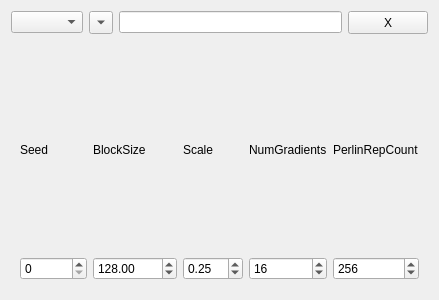
This is ProcGen/Widgets/PerlinPassWidget.ui in nitzryan/ProcGen as Qt 5 draws it before an edit. The edited form follows.
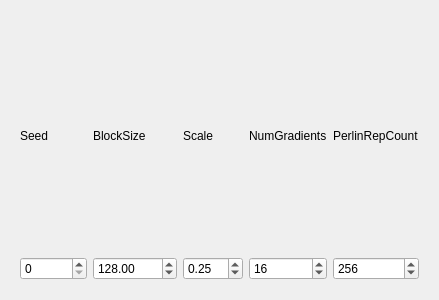
This is the edited form.

```diff
--- a/ProcGen/Widgets/PerlinPassWidget.ui
+++ b/ProcGen/Widgets/PerlinPassWidget.ui
@@ -14,44 +14,7 @@
    <string>Form</string>
   </property>
   <layout class="QGridLayout" name="gridLayout_2">
-   <item row="0" column="2">
-    <widget class="QLineEdit" name="lePassName"/>
-   </item>
-   <item row="0" column="1">
-    <widget class="QToolButton" name="dropdownButton">
-     <property name="sizePolicy">
-      <sizepolicy hsizetype="Fixed" vsizetype="Fixed">
-       <horstretch>0</horstretch>
-       <verstretch>0</verstretch>
-      </sizepolicy>
-     </property>
-     <property name="baseSize">
-      <size>
-       <width>0</width>
-       <height>0</height>
-      </size>
-     </property>
-     <property name="text">
-      <string/>
-     </property>
-     <property name="popupMode">
-      <enum>QToolButton::InstantPopup</enum>
-     </property>
-     <property name="toolButtonStyle">
-      <enum>Qt::ToolButtonIconOnly</enum>
-     </property>
-     <property name="autoRaise">
-      <bool>false</bool>
-     </property>
-     <property name="arrowType">
-      <enum>Qt::DownArrow</enum>
-     </property>
-    </widget>
-   </item>
-   <item row="0" column="0">
-    <widget class="QComboBox" name="cbPosition"/>
-   </item>
-   <item row="1" column="0" colspan="4">
+   <item row="0" column="0" colspan="2">
     <widget class="QWidget" name="contentsWidget" native="true">
      <property name="sizePolicy">
       <sizepolicy hsizetype="Minimum" vsizetype="Minimum">
@@ -187,22 +150,6 @@
      </layout>
     </widget>
    </item>
-   <item row="0" column="3">
-    <widget class="QPushButton" name="pbDelete">
-     <property name="sizePolicy">
-      <sizepolicy hsizetype="Fixed" vsizetype="Minimum">
-       <horstretch>0</horstretch>
-       <verstretch>0</verstretch>
-      </sizepolicy>
-     </property>
-     <property name="text">
-      <string>X</string>
-     </property>
-     <property name="flat">
-      <bool>false</bool>
-     </property>
-    </widget>
-   </item>
   </layout>
  </widget>
  <resources/>
```
